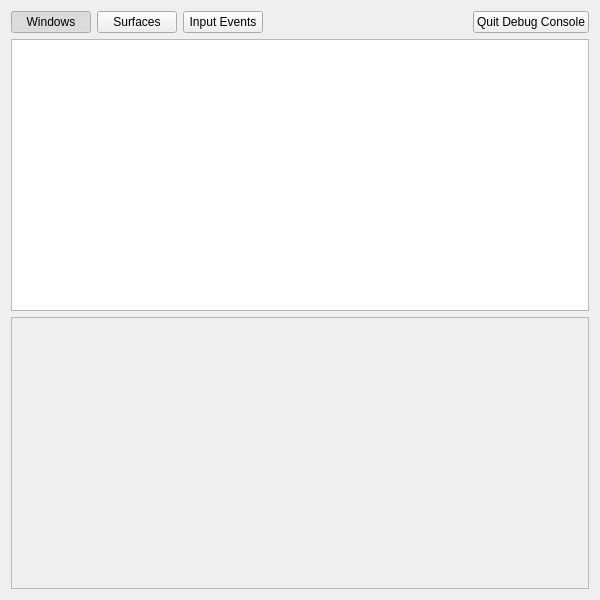
The window that debug_console.ui (KDE/kwin) describes before a commit, drawn with Qt 5.
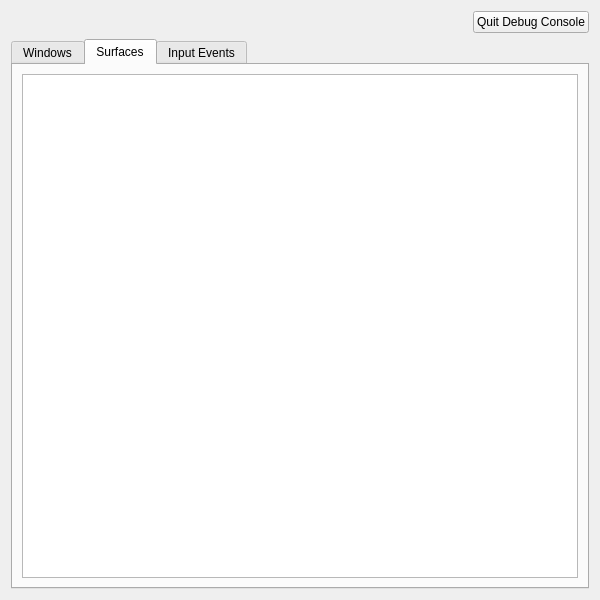
The same window after the commit. The open tabs and pages were chosen to show the change.

Commit message:
Use a QTabWidget for the different modes in DebugConsole
Summary: Replaces the custom logic to switch between the three modes by tabs.

Reviewers: #plasma

Subscribers: plasma-devel

Projects: #plasma

Patch:
```diff
--- a/debug_console.ui
+++ b/debug_console.ui
@@ -16,39 +16,6 @@
   <layout class="QVBoxLayout" name="verticalLayout">
    <item>
     <layout class="QHBoxLayout" name="horizontalLayout">
-     <item>
-      <widget class="QPushButton" name="windowsButton">
-       <property name="text">
-        <string>Windows</string>
-       </property>
-       <property name="checkable">
-        <bool>true</bool>
-       </property>
-       <property name="checked">
-        <bool>true</bool>
-       </property>
-      </widget>
-     </item>
-     <item>
-      <widget class="QPushButton" name="surfacesButton">
-       <property name="text">
-        <string>Surfaces</string>
-       </property>
-       <property name="checkable">
-        <bool>true</bool>
-       </property>
-      </widget>
-     </item>
-     <item>
-      <widget class="QPushButton" name="inputEventsButton">
-       <property name="text">
-        <string>Input Events</string>
-       </property>
-       <property name="checkable">
-        <bool>true</bool>
-       </property>
-      </widget>
-     </item>
      <item>
       <spacer name="horizontalSpacer">
        <property name="orientation">
@@ -72,12 +39,39 @@
     </layout>
    </item>
    <item>
-    <widget class="QTreeView" name="treeView">
+    <widget class="QTabWidget" name="tabWidget">
+     <property name="currentIndex">
+      <number>0</number>
+     </property>
+     <widget class="QWidget" name="windows">
+      <attribute name="title">
+       <string>Windows</string>
+      </attribute>
+      <layout class="QVBoxLayout" name="verticalLayout_2">
+       <item>
+        <widget class="QTreeView" name="windowsView">
      <attribute name="headerDefaultSectionSize">
       <number>250</number>
      </attribute>
     </widget>
    </item>
+      </layout>
+     </widget>
+     <widget class="QWidget" name="surfaces">
+      <attribute name="title">
+       <string>Surfaces</string>
+      </attribute>
+      <layout class="QVBoxLayout" name="verticalLayout_3">
+       <item>
+        <widget class="QTreeView" name="surfacesView"/>
+       </item>
+      </layout>
+     </widget>
+     <widget class="QWidget" name="input">
+      <attribute name="title">
+       <string>Input Events</string>
+      </attribute>
+      <layout class="QVBoxLayout" name="verticalLayout_4">
    <item>
     <widget class="QTextEdit" name="inputTextEdit">
      <property name="enabled">
@@ -90,6 +84,10 @@
    </item>
   </layout>
  </widget>
+    </widget>
+   </item>
+  </layout>
+ </widget>
  <tabstops>
   <tabstop>quitButton</tabstop>
   <tabstop>treeView</tabstop>
```
Left out of the diff: 1 changed line with no effect on the pictures. Lines whose indentation alone changed are shown as unchanged. The commit also changes 1 other file.
